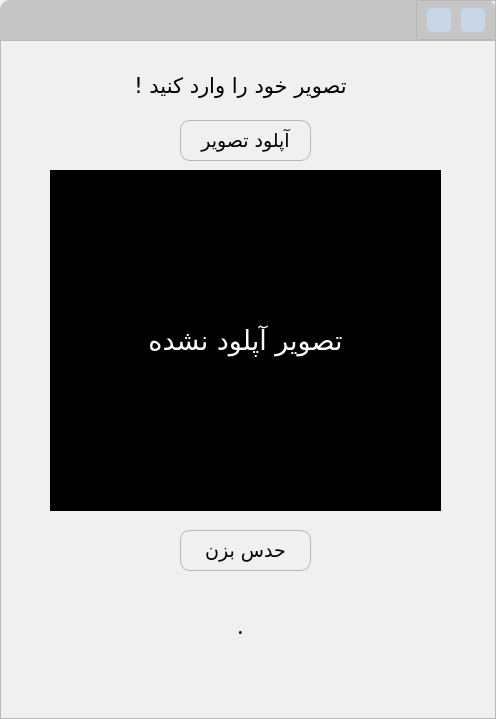
AmirRghp/CIFAR-10-Prediction, file predictUI.ui: the form before one commit.
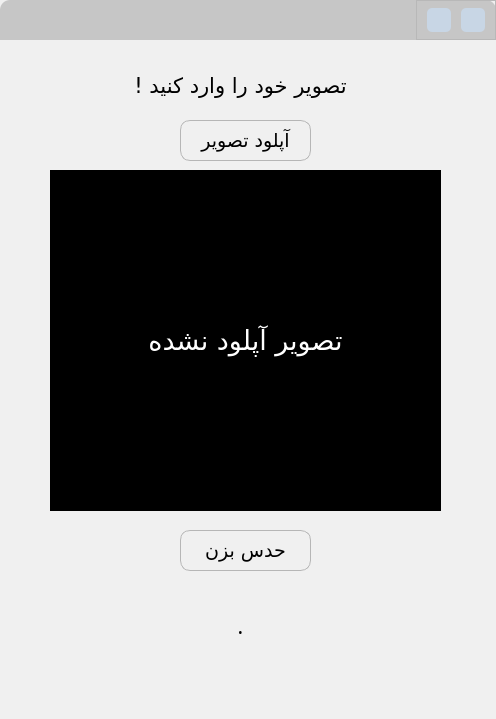
The form after the commit. Icons and pictures are not drawn.

Patch:
```diff
--- a/predictUI.ui
+++ b/predictUI.ui
@@ -17,6 +17,14 @@
    <string notr="true">background-color: rgb(240, 240, 240);</string>
   </property>
   <widget class="QWidget" name="centralwidget">
+   <property name="styleSheet">
+    <string notr="true">QWidget#centralwidget{
+	border-bottom-left-radius :10px;
+	border-bottom-right-radius : 10px;
+	border-top-left-radius :10px;
+	border-top-right-radius : 10px;
+}</string>
+   </property>
    <layout class="QVBoxLayout" name="verticalLayout">
     <property name="spacing">
      <number>0</number>
@@ -203,7 +211,7 @@
     <item>
      <widget class="QFrame" name="frame">
       <property name="styleSheet">
-       <string notr="true">Qframe#frame{
+       <string notr="true">QFrame#frame{
 	border-bottom-left-radius :10px;
 	border-bottom-right-radius : 10px;
 }</string>
```
